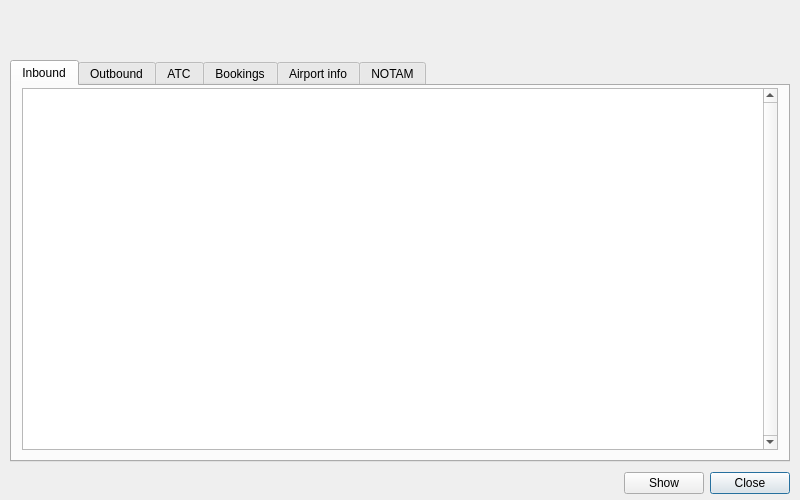
This is source/ui/windows/airportdetailswindow.ui in Vatsinator/vatsinator-legacy as Qt 5 draws it before an edit. The edited form follows.
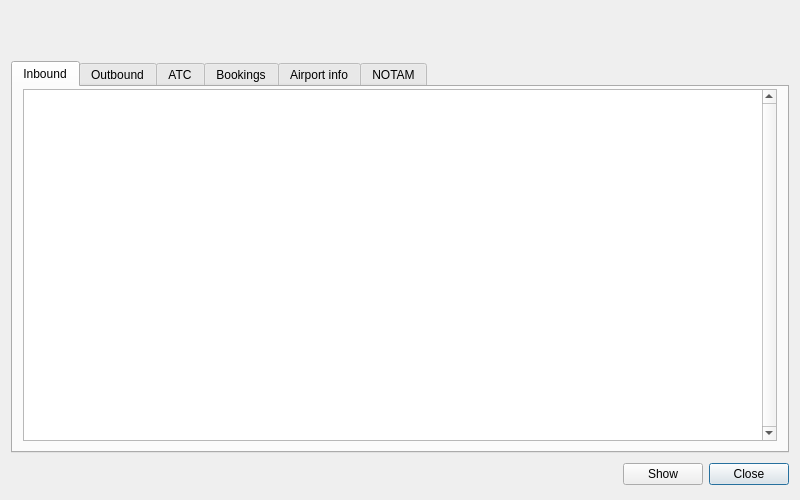
This is the edited form. Icons and pictures are not drawn. Custom widgets are drawn as their Qt base class.

```diff
--- a/source/ui/windows/airportdetailswindow.ui
+++ b/source/ui/windows/airportdetailswindow.ui
@@ -27,21 +27,6 @@
     <normaloff>:/mainIcon/icon.png</normaloff>:/mainIcon/icon.png</iconset>
   </property>
   <layout class="QVBoxLayout" name="verticalLayout_3">
-   <property name="spacing">
-    <number>6</number>
-   </property>
-   <property name="leftMargin">
-    <number>10</number>
-   </property>
-   <property name="topMargin">
-    <number>10</number>
-   </property>
-   <property name="rightMargin">
-    <number>10</number>
-   </property>
-   <property name="bottomMargin">
-    <number>2</number>
-   </property>
    <item>
     <layout class="QVBoxLayout" name="verticalLayout">
      <property name="spacing">
```
